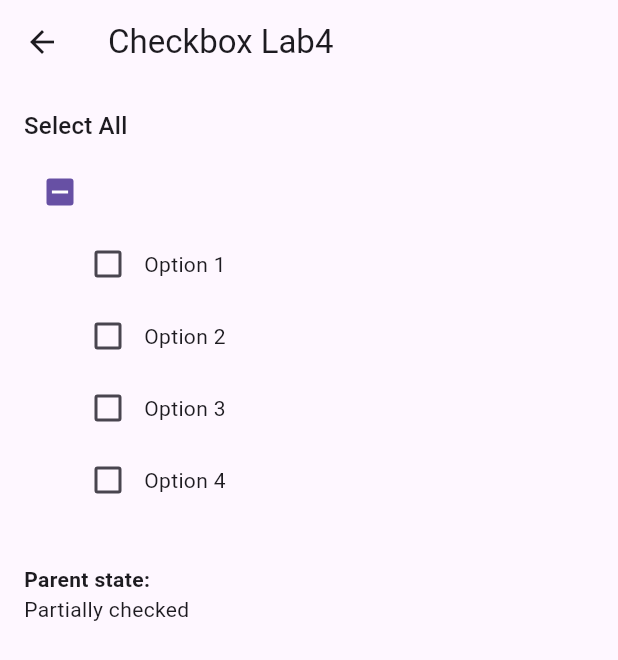
After one commit to MuzykaD/lab1_app, a Flutter app: the TriStateCheckboxPage screen opened directly, on a phone screen of 412 x 824 dp. The commit adds this screen. Shown: the top 660 px of the screen. Run offline on Flutter 3.47's test engine with Material 3 defaults, Android fonts, the phone set to English and light mode, and no system bars.

Commit message:
Lab 4 done

```diff
--- /dev/null
+++ b/lib/widgets/tri_state_checkbox.dart
@@ -0,0 +1,121 @@
+import 'package:flutter/material.dart';
+
+class TriStateCheckbox extends StatefulWidget {
+  final bool? value;
+  final ValueChanged<bool?>? onChanged;
+  final List<Widget> children;
+  final String? label;
+  final bool isParent;
+
+  const TriStateCheckbox({
+    Key? key,
+    this.value,
+    this.onChanged,
+    this.children = const [],
+    this.label,
+    this.isParent = false,
+  }) : super(key: key);
+
+  @override
+  State<TriStateCheckbox> createState() => _TriStateCheckboxState();
+}
+
+class _TriStateCheckboxState extends State<TriStateCheckbox> {
+  bool? _value;
+  List<bool> _childValues = [];
+
+  @override
+  void initState() {
+    super.initState();
+    _value = widget.value;
+    if (widget.isParent) {
+      _childValues = List.filled(widget.children.length, false);
+    }
+  }
+
+  void _updateParentState() {
+    if (!widget.isParent) return;
+
+    int checkedCount = _childValues.where((value) => value).length;
+    if (checkedCount == 0) {
+      _value = false;
+    } else if (checkedCount == _childValues.length) {
+      _value = true;
+    } else {
+      _value = null;
+    }
+
+    if (widget.onChanged != null) {
+      widget.onChanged!(_value);
+    }
+  }
+
+  void _handleChildChange(int index, bool? newValue) {
+    if (newValue == null) return;
+    setState(() {
+      _childValues[index] = newValue;
+      _updateParentState();
+    });
+  }
+
+  @override
+  Widget build(BuildContext context) {
+    if (!widget.isParent) {
+      return Checkbox(
+        value: _value,
+        onChanged: (bool? newValue) {
+          setState(() {
+            _value = newValue;
+            if (widget.onChanged != null) {
+              widget.onChanged!(_value);
+            }
+          });
+        },
+      );
+    }
+
+    return Column(
+      crossAxisAlignment: CrossAxisAlignment.start,
+      children: [
+        if (widget.label != null)
+          Padding(
+            padding: const EdgeInsets.only(bottom: 8.0),
+            child: Text(
+              widget.label!,
+              style: Theme.of(context).textTheme.titleMedium,
+            ),
+          ),
+        Checkbox(
+          value: _value,
+          tristate: true,
+          onChanged: (bool? newValue) {
+            setState(() {
+              _value = newValue;
+              for (int i = 0; i < _childValues.length; i++) {
+                _childValues[i] = newValue ?? false;
+              }
+              if (widget.onChanged != null) {
+                widget.onChanged!(_value);
+              }
+            });
+          },
+        ),
+        ...List.generate(
+          widget.children.length,
+          (index) => Padding(
+            padding: const EdgeInsets.only(left: 32.0),
+            child: Row(
+              children: [
+                Checkbox(
+                  value: _childValues[index],
+                  onChanged: (bool? newValue) => _handleChildChange(index, newValue),
+                ),
+                widget.children[index],
+              ],
+            ),
+          ),
+        ),
+      ],
+    );
+  }
+}
--- /dev/null
+++ b/lib/widgets/tri_state_checkbox_page.dart
@@ -0,0 +1,56 @@
+import 'package:flutter/material.dart';
+import 'tri_state_checkbox.dart';
+
+class TriStateCheckboxPage extends StatefulWidget {
+  const TriStateCheckboxPage({Key? key}) : super(key: key);
+
+  @override
+  State<TriStateCheckboxPage> createState() => _TriStateCheckboxExampleState();
+}
+
+class _TriStateCheckboxExampleState extends State<TriStateCheckboxPage> {
+  bool? _parentValue;
+
+  @override
+  Widget build(BuildContext context) {
+    return Scaffold(
+      appBar: AppBar(
+        title: const Text('Checkbox Lab4'),
+      ),
+      body: Padding(
+        padding: const EdgeInsets.all(16.0),
+        child: Column(
+          crossAxisAlignment: CrossAxisAlignment.start,
+          children: [
+            TriStateCheckbox(
+              isParent: true,
+              label: 'Select All',
+              value: _parentValue,
+              onChanged: (bool? value) {
+                setState(() {
+                  _parentValue = value;
+                });
+              },
+              children: const [
+                Text('Option 1'),
+                Text('Option 2'),
+                Text('Option 3'),
+                Text('Option 4'),
+              ],
+            ),
+            const SizedBox(height: 32),
+            const Text(
+              'Parent state:',
+              style: TextStyle(fontWeight: FontWeight.bold),
+            ),
+            Text(_parentValue == null
+                ? 'Partially checked'
+                : _parentValue!
+                    ? 'Checked'
+                    : 'Unchecked'),
+          ],
+        ),
+      ),
+    );
+  }
+}
```
Also changed, not shown: lib/main.dart (+17 -66 lines), lib/models/post.dart (deleted, +0 -22 lines), lib/models/user.dart (deleted, +0 -22 lines), lib/pages/data_tables_page.dart (deleted, +0 -242 lines), lib/services/api_service.dart (deleted, +0 -28 lines).
